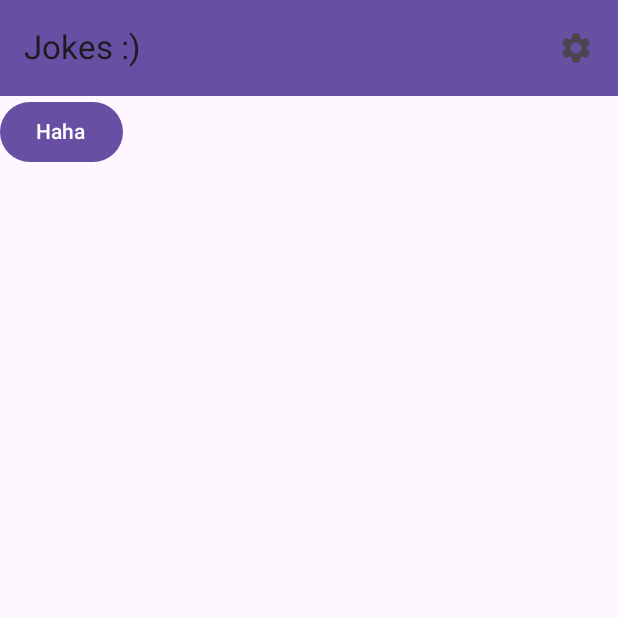
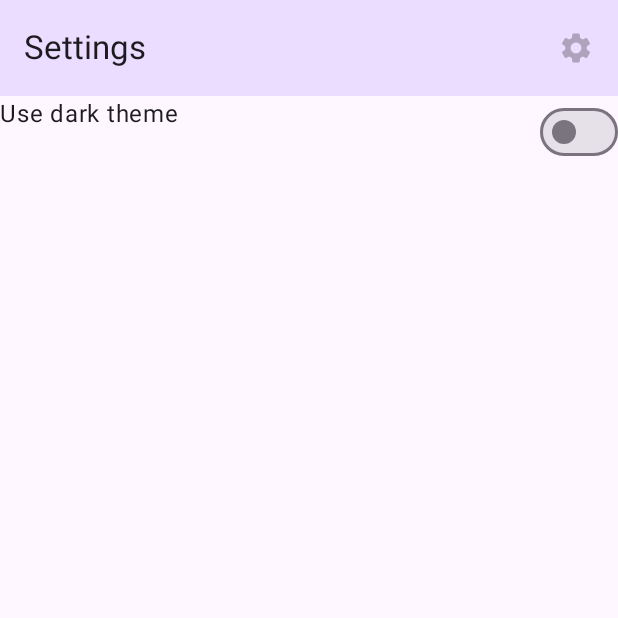
Before and after one commit to uhoney/natiivimobiili-jokes, an Android app built with Jetpack Compose: the screen it shows after launch (MainActivity), after a tap on "Settings screen", on a phone screen of 412 x 824 dp, the top half of it. Run offline under Robolectric (Android 15) with nearby library versions, the phone set to English and light mode, and no system bars; our stand-ins replace accompanist.

Commit message:
system controlled theme works

```diff
--- a/app/src/main/java/com/example/natiivimobiili_jokes/view/CustomTAB.kt
+++ b/app/src/main/java/com/example/natiivimobiili_jokes/view/CustomTAB.kt
@@ -1,8 +1,6 @@
 package com.example.natiivimobiili_jokes.view
 
 import androidx.compose.material.icons.Icons
-import androidx.compose.material.icons.filled.Home
-import androidx.compose.material.icons.filled.Info
 import androidx.compose.material.icons.filled.Settings
 import androidx.compose.material3.ExperimentalMaterial3Api
 import androidx.compose.material3.Icon
@@ -10,20 +8,30 @@ import androidx.compose.material3.IconButton
 import androidx.compose.material3.MaterialTheme
 import androidx.compose.material3.Text
 import androidx.compose.material3.TopAppBar
-import androidx.compose.material3.TopAppBarColors
 import androidx.compose.material3.TopAppBarDefaults
 import androidx.compose.runtime.Composable
-import androidx.compose.ui.graphics.Color
-import com.example.natiivimobiili_jokes.ui.theme.MyTheme
+import androidx.compose.runtime.getValue
+import androidx.navigation.NavController
+import androidx.navigation.compose.currentBackStackEntryAsState
 
 @OptIn(ExperimentalMaterial3Api::class)
 @Composable
-fun CustomTAB() {
+fun CustomTAB(navController: NavController, screenTitle: String) {
+    val navBackStackEntry by navController.currentBackStackEntryAsState()
+    val currentRoute = navBackStackEntry?.destination?.route
+
     TopAppBar(
-        title = { Text("Jokes :)") },
-        colors = TopAppBarDefaults.topAppBarColors(MaterialTheme.colorScheme.primary),
+        title = { Text(screenTitle) },
+        colors = TopAppBarDefaults.topAppBarColors(MaterialTheme.colorScheme.primaryContainer),
         actions = {
-            IconButton(onClick = { }) {
+            IconButton(
+                onClick = {
+                    if (currentRoute != "settings") {
+                        navController.navigate("settings")
+                    }
+                },
+                enabled = currentRoute != "settings"
+            ) {
                 Icon(Icons.Default.Settings, contentDescription = "Settings screen")
             }
         }
--- a/app/src/main/java/com/example/natiivimobiili_jokes/view/MainActivity.kt
+++ b/app/src/main/java/com/example/natiivimobiili_jokes/view/MainActivity.kt
@@ -4,18 +4,24 @@ import android.os.Bundle
 import androidx.activity.ComponentActivity
 import androidx.activity.compose.setContent
 import androidx.activity.enableEdgeToEdge
-import androidx.compose.foundation.layout.Box
+import androidx.compose.foundation.isSystemInDarkTheme
 import androidx.compose.foundation.layout.fillMaxSize
-import androidx.compose.foundation.layout.padding
 import androidx.compose.foundation.layout.systemBarsPadding
-import androidx.compose.material3.Button
-import androidx.compose.material3.Scaffold
+import androidx.compose.material3.MaterialTheme
 import androidx.compose.material3.Surface
-import androidx.compose.material3.Text
 import androidx.compose.runtime.Composable
+import androidx.compose.runtime.SideEffect
+import androidx.compose.runtime.getValue
+import androidx.compose.runtime.mutableStateOf
+import androidx.compose.runtime.remember
 import androidx.compose.ui.Modifier
-import androidx.compose.ui.tooling.preview.Preview
+import androidx.compose.ui.res.stringResource
+import androidx.navigation.compose.NavHost
+import androidx.navigation.compose.composable
+import androidx.navigation.compose.rememberNavController
+import com.example.natiivimobiili_jokes.R
 import com.example.natiivimobiili_jokes.ui.theme.MyTheme
+import com.google.accompanist.systemuicontroller.rememberSystemUiController
 
 class MainActivity : ComponentActivity() {
     override fun onCreate(savedInstanceState: Bundle?) {
@@ -37,24 +43,29 @@ class MainActivity : ComponentActivity() {
 
 @Composable
 fun JokesApp() {
-    Scaffold(
-        topBar = { CustomTAB() },
-        content = { innerPadding ->
-            Box(modifier = Modifier.padding(innerPadding)) {
+    val navController = rememberNavController()
 
-                Button(onClick = { /*TODO*/ }) {
-                    Text(text = "Haha")
-                }
-            }
+    // Statusbar teeman mukaiseksi
+    val systemUiController = rememberSystemUiController()
+    // Näitä ei hyväksy suoraan sideeffectiin? luulevat olevansa composablen ulkopuolella.
+    val usingDarkTheme = !isSystemInDarkTheme()
+    val primaryColor = MaterialTheme.colorScheme.primaryContainer
+
+    SideEffect {
+        systemUiController.setSystemBarsColor(
+            color = primaryColor,
+            darkIcons = usingDarkTheme
+        )
+    }
+
+
+    NavHost(navController = navController, startDestination = "main") {
+        composable("main") { MainScreen(navController, stringResource(R.string.nav_title_main)) }
+        composable("settings") {
+            SettingsScreen(
+                navController,
+                stringResource(R.string.nav_title_settings)
+            )
         }
-
-    )
-}
-
-@Preview
-@Composable
-fun DefaultPreview() {
-    MyTheme {
-        JokesApp()
     }
 }
--- a/app/src/main/java/com/example/natiivimobiili_jokes/view/MainScreen.kt
+++ b/app/src/main/java/com/example/natiivimobiili_jokes/view/MainScreen.kt
@@ -1 +1,22 @@
 package com.example.natiivimobiili_jokes.view
+
+import androidx.compose.foundation.layout.Box
+import androidx.compose.foundation.layout.padding
+import androidx.compose.material3.*
+import androidx.compose.runtime.Composable
+import androidx.compose.ui.Modifier
+import androidx.compose.ui.res.stringResource
+import com.example.natiivimobiili_jokes.R
+import androidx.navigation.NavController
+
+@Composable
+fun MainScreen(navController: NavController, screenTitle: String) {
+    Scaffold(
+        topBar = { CustomTAB(navController, screenTitle) },
+        content = { innerPadding ->
+            Box(modifier = Modifier.padding(innerPadding)) {
+
+            }
+        }
+    )
+}
--- a/app/src/main/java/com/example/natiivimobiili_jokes/view/SettingsScreen.kt
+++ b/app/src/main/java/com/example/natiivimobiili_jokes/view/SettingsScreen.kt
@@ -1 +1,60 @@
 package com.example.natiivimobiili_jokes.view
+
+import androidx.compose.foundation.isSystemInDarkTheme
+import androidx.compose.foundation.layout.Box
+import androidx.compose.foundation.layout.Row
+import androidx.compose.foundation.layout.Spacer
+import androidx.compose.foundation.layout.padding
+import androidx.compose.foundation.layout.size
+import androidx.compose.material.icons.Icons
+import androidx.compose.material.icons.filled.CheckCircle
+import androidx.compose.material3.*
+import androidx.compose.runtime.Composable
+import androidx.compose.runtime.SideEffect
+import androidx.compose.runtime.getValue
+import androidx.compose.runtime.mutableStateOf
+import androidx.compose.runtime.remember
+import androidx.compose.runtime.setValue
+import androidx.compose.ui.Modifier
+import com.example.natiivimobiili_jokes.R
+import androidx.compose.foundation.layout.Row
+import androidx.compose.material3.Text
+import androidx.compose.runtime.SideEffect
+import androidx.compose.foundation.isSystemInDarkTheme
+import androidx.compose.material3.MaterialTheme
+import androidx.compose.ui.res.stringResource
+import androidx.compose.ui.semantics.contentDescription
+import androidx.compose.ui.semantics.semantics
+import androidx.navigation.NavController
+import com.google.accompanist.systemuicontroller.rememberSystemUiController
+
+@Composable
+fun SettingsScreen(navController: NavController, screenTitle: String) {
+    var checked by remember { mutableStateOf(false) }
+
+    Scaffold(
+        topBar = { CustomTAB(navController, screenTitle) },
+        content = { innerPadding ->
+            Box(modifier = Modifier.padding(innerPadding)) {
+                Row {
+                    Text(text = stringResource(R.string.settings_dark_theme))
+                    Spacer(Modifier.weight(1f))
+                    Switch(
+                        checked = checked,
+                        onCheckedChange = { checked = it },
+                        thumbContent = {
+                            if (checked) {
+                                Icon(
+                                    imageVector = Icons.Filled.CheckCircle,
+                                    contentDescription = null,
+                                    modifier = Modifier.size(SwitchDefaults.IconSize),
+                                )
+                            }
+                        }
+                    )
+                }
+
+            }
+        }
+    )
+}
--- a/app/src/main/res/values/strings.xml
+++ b/app/src/main/res/values/strings.xml
@@ -1,3 +1,6 @@
 <resources>
     <string name="app_name">natiivimobiili-jokes</string>
+    <string name="nav_title_main">Jokes :D</string>
+    <string name="nav_title_settings">Settings</string>
+    <string name="settings_dark_theme">Use dark theme</string>
 </resources>
```
Also changed, not shown: app/build.gradle.kts (+5 -3 lines), gradle/libs.versions.toml (+20 -0 lines).
